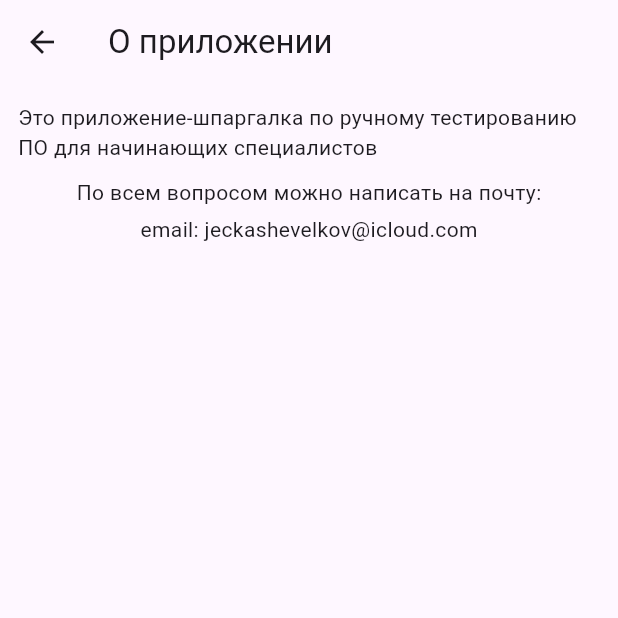
After one commit to JeckaSh/manual_qa_helper, a Flutter app: the AboutAppView screen opened by its route, on a phone screen of 412 x 824 dp, the top half of it. The commit adds this screen. Run offline on Flutter 3.47's test engine with Material 3 defaults, Android fonts, the phone set to English and light mode, and no system bars; our stand-ins replace shared_preferences; accounts and stored records are empty.

Commit message:
add settings and about app pages

```diff
--- /dev/null
+++ b/lib/pages/about_app/about_app_model.dart
@@ -0,0 +1,6 @@
+class AboutAppModel {
+  final String title;
+  final String contacts;
+
+  AboutAppModel({required this.title, required this.contacts});
+}
--- /dev/null
+++ b/lib/pages/about_app/about_app_view.dart
@@ -0,0 +1,42 @@
+import 'package:flutter/material.dart';
+import 'package:manual_qa_helper/pages/about_app/about_app_viewmodel.dart';
+import 'package:manual_qa_helper/pages/settings/settings_viewmodel.dart';
+
+class AboutAppView extends StatefulWidget {
+  final SettingsViewModel viewModel;
+  const AboutAppView({super.key, required this.viewModel});
+
+  @override
+  State<AboutAppView> createState() => _AboutAppViewState();
+}
+
+class _AboutAppViewState extends State<AboutAppView> {
+  late AboutAppViewModel viewModel;
+
+  @override
+  void initState() {
+    super.initState();
+    viewModel = AboutAppViewModel();
+  }
+
+  @override
+  Widget build(BuildContext context) {
+    return Scaffold(
+      appBar: AppBar(title: Text(viewModel.title)),
+      body: Padding(
+        padding: EdgeInsets.all(12),
+        child: Column(
+          children: [
+            Text(
+              'Это приложение-шпаргалка по ручному тестированию ПО для начинающих специалистов',
+            ),
+            SizedBox(height: 10),
+            Text('По всем вопросом можно написать на почту:'),
+            SizedBox(height: 5),
+            Text('email: ${viewModel.contacts}'),
+          ],
+        ),
+      ),
+    );
+  }
+}
--- /dev/null
+++ b/lib/pages/about_app/about_app_viewmodel.dart
@@ -0,0 +1,7 @@
+class AboutAppViewModel {
+  String get title => _title;
+  String get contacts => _contacts;
+
+  final String _title = 'О приложении';
+  final String _contacts = 'jeckashevelkov@icloud.com';
+}
--- a/lib/pages/homepage/homepage_view.dart
+++ b/lib/pages/homepage/homepage_view.dart
@@ -12,9 +12,11 @@
 
 import 'package:flutter/material.dart';
 import 'package:manual_qa_helper/pages/homepage/homepage_viewmodel.dart';
+import 'package:manual_qa_helper/pages/settings/settings_viewmodel.dart';
 
 class HomePageView extends StatefulWidget {
-  const HomePageView({super.key});
+  final SettingsViewModel viewModel;
+  const HomePageView({super.key, required this.viewModel});
 
   @override
   State<HomePageView> createState() => _HomePageViewState();
--- /dev/null
+++ b/lib/pages/settings/settings_model.dart
@@ -0,0 +1,15 @@
+import 'package:shared_preferences/shared_preferences.dart';
+
+class SettingsModel {
+  static const _themeKey = 'isDarkTheme';
+
+  Future<bool> loadTheme() async {
+    final prefs = await SharedPreferences.getInstance();
+    return prefs.getBool(_themeKey) ?? false;
+  }
+
+  Future<void> saveTheme(bool isDark) async {
+    final prefs = await SharedPreferences.getInstance();
+    await prefs.setBool(_themeKey, isDark);
+  }
+}
--- /dev/null
+++ b/lib/pages/settings/settings_viewmodel.dart
@@ -0,0 +1,25 @@
+import 'package:flutter/material.dart';
+import 'package:manual_qa_helper/pages/settings/settings_model.dart';
+
+class SettingsViewModel extends ChangeNotifier {
+  String get title => _title;
+  final String _title = 'Настройки';
+
+  final SettingsModel _settingRepository;
+  bool _isDark = false;
+
+  SettingsViewModel(this._settingRepository);
+
+  bool get isDark => _isDark;
+
+  Future<void> init() async {
+    _isDark = await _settingRepository.loadTheme();
+    notifyListeners();
+  }
+
+  Future<void> toggleTheme() async {
+    _isDark = !_isDark;
+    await _settingRepository.saveTheme(_isDark);
+    notifyListeners();
+  }
+}
--- a/pubspec.yaml
+++ b/pubspec.yaml
@@ -34,6 +34,7 @@ dependencies:
   # The following adds the Cupertino Icons font to your application.
   # Use with the CupertinoIcons class for iOS style icons.
   cupertino_icons: ^1.0.8
+  shared_preferences: ^2.5.3
 
 dev_dependencies:
   flutter_test:
```
Also changed, not shown: lib/main.dart (+38 -8 lines), lib/pages/homepage/homepage_viewmodel.dart (+2 -6 lines), lib/pages/settings/settings_view.dart (added, +36 -0 lines), pubspec.lock, 11 other files.
